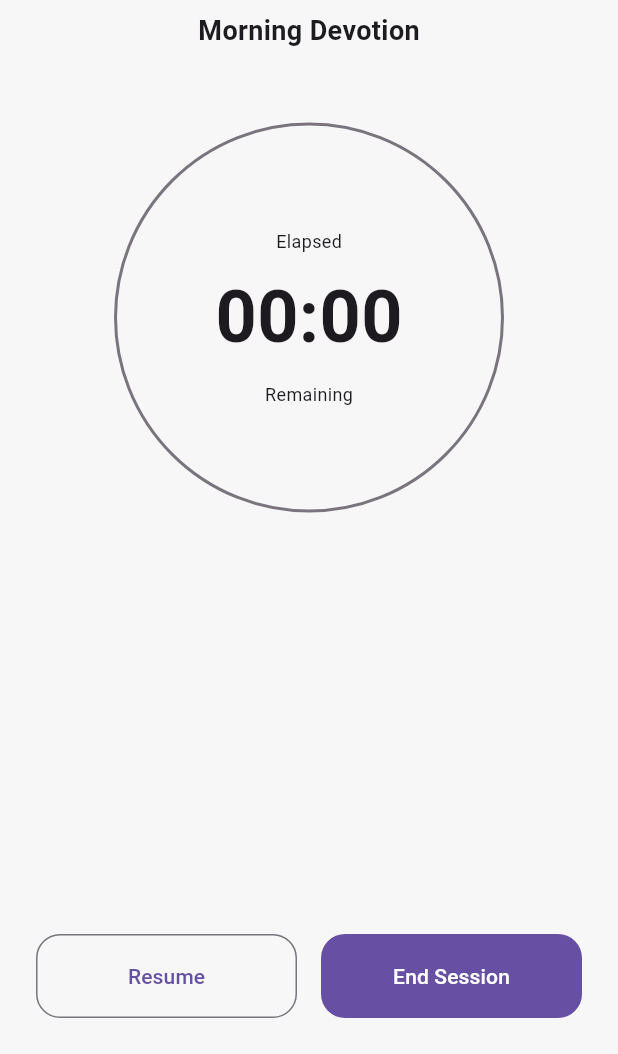
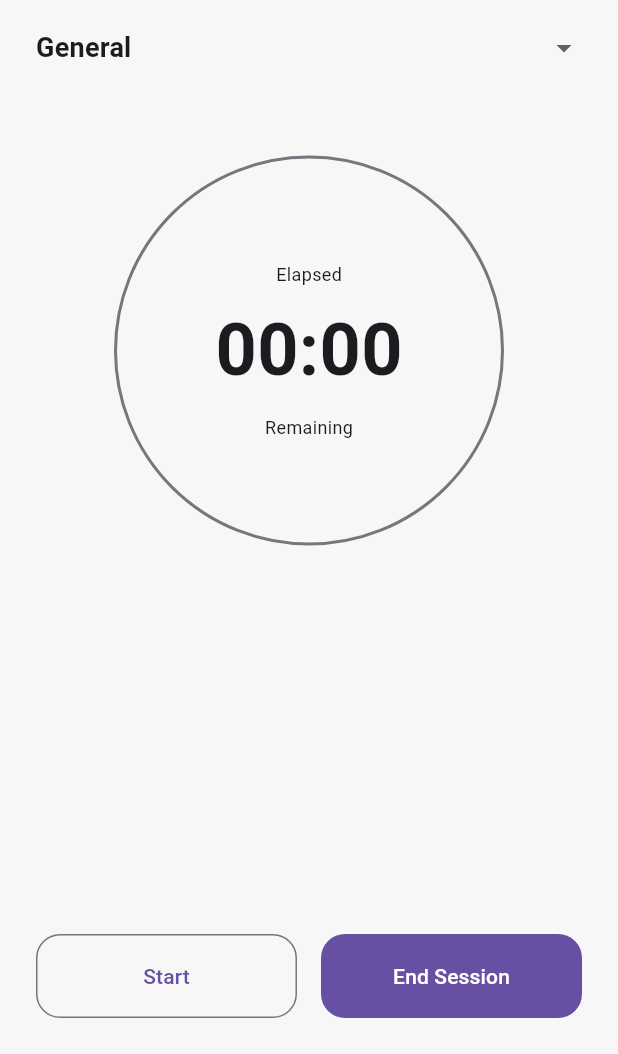
Before and after one commit to thisscribe000/PRAYER, a Flutter app: the PrayNowScreen screen opened by its route, on a phone screen of 412 x 824 dp, the part 182-1236 px from its top. Run offline on Flutter 3.47's test engine with Material 3 defaults, Android fonts, the phone set to English and light mode, and no system bars; our stand-ins replace flutter_riverpod, go_router.

Commit message:
cleanup: remove warnings

```diff
--- a/lib/features/session/presentation/pray_now_screen.dart
+++ b/lib/features/session/presentation/pray_now_screen.dart
@@ -35,24 +35,43 @@ class PrayNowScreen extends ConsumerWidget {
         child: Column(
           children: [
             const SizedBox(height: 24),
+
             const Text(
               "PRAYER SESSION",
-              style: TextStyle(
-                fontSize: 12,
-                letterSpacing: 1.2,
-              ),
+              style: TextStyle(fontSize: 12, letterSpacing: 1.2),
             ),
+
             const SizedBox(height: 8),
-            const Text(
-              "Morning Devotion",
-              style: TextStyle(
-                fontSize: 18,
-                fontWeight: FontWeight.w600,
-              ),
+
+            /// 🔽 Project Dropdown
+            DropdownButton<String>(
+              value: session.selectedProjectId,
+              isExpanded: true,
+              underline: const SizedBox(),
+              items: session.projects
+                  .map(
+                    (project) => DropdownMenuItem(
+                      value: project.id,
+                      child: Text(
+                        project.name,
+                        style: const TextStyle(
+                          fontSize: 18,
+                          fontWeight: FontWeight.w600,
+                        ),
+                      ),
+                    ),
+                  )
+                  .toList(),
+              onChanged: (value) {
+                if (value != null) {
+                  controller.selectProject(value);
+                }
+              },
             ),
+
             const SizedBox(height: 48),
 
-            /// Circle placeholder (real progress next step)
+            /// Circle Placeholder
             Container(
               width: 260,
               height: 260,
@@ -102,7 +121,13 @@ class PrayNowScreen extends ConsumerWidget {
                         controller.start();
                       }
                     },
-                    child: Text(session.isRunning ? "Pause" : "Resume"),
+                    child: Text(
+                      session.isRunning
+                          ? "Pause"
+                          : session.elapsed == Duration.zero
+                              ? "Start"
+                              : "Resume",
+                    ),
                   ),
                 ),
                 const SizedBox(width: 16),
@@ -115,7 +140,7 @@ class PrayNowScreen extends ConsumerWidget {
                       ),
                     ),
                     onPressed: () {
-                      controller.reset();
+                      controller.end();
                     },
                     child: const Text("End Session"),
                   ),
--- a/pubspec.yaml
+++ b/pubspec.yaml
@@ -37,13 +37,13 @@ dependencies:
   flutter_riverpod: ^3.2.1
   go_router: ^17.1.0
   intl: ^0.20.2
-  uuid: ^4.5.2
   firebase_core: ^4.4.0
   firebase_auth: ^6.1.4
   cloud_firestore: ^6.1.2
   firebase_messaging: ^16.1.1
   flutter_local_notifications: ^20.0.0
   timezone: ^0.10.1
+  uuid: ^4.4.0
 
 dev_dependencies:
   flutter_test:
```
Also changed, not shown: lib/features/bank/presentation/bank_screen.dart (+52 -3 lines), lib/features/home/presentation/home_screen.dart (+8 -4 lines), lib/features/session/domain/session_controller.dart (+91 -24 lines).
